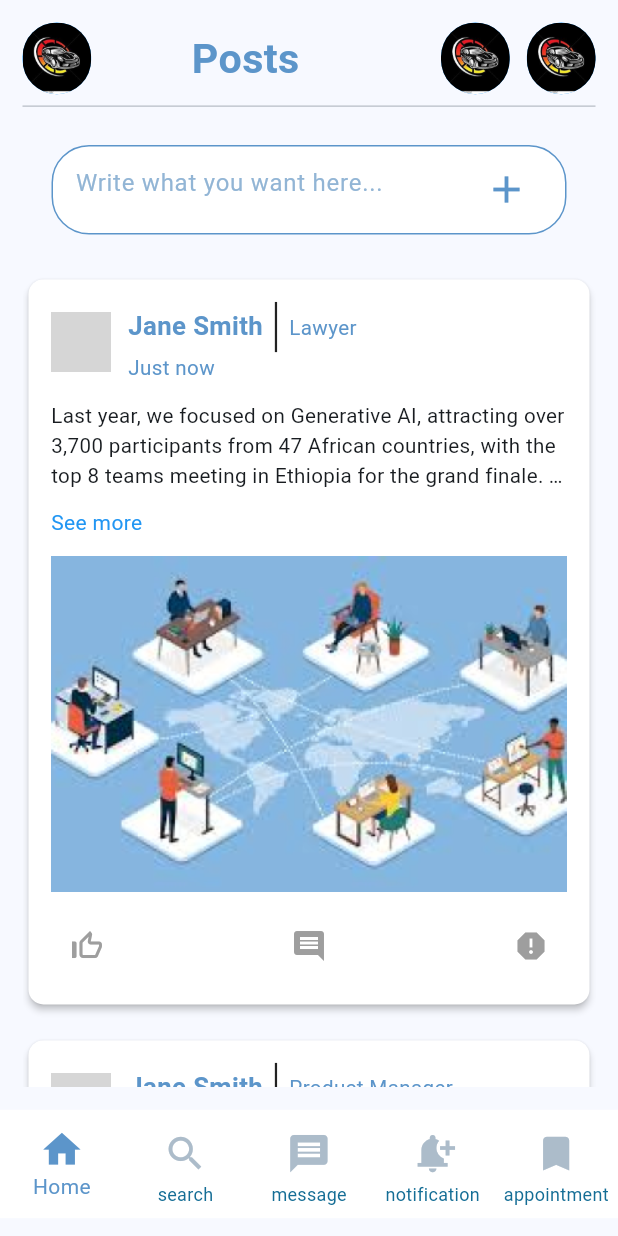
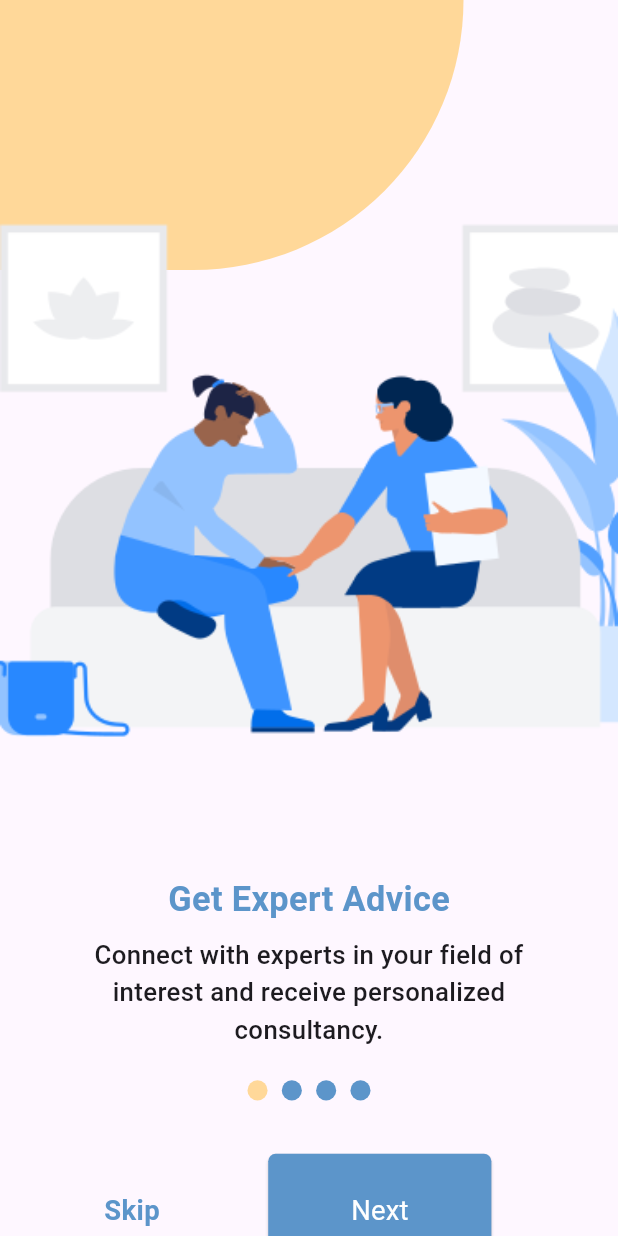
Before and after one commit to Etsub622/ExpertEase, a Flutter app: the screen it shows after launch, on a phone screen of 412 x 824 dp. Run offline on Flutter 3.47's test engine with Material 3 defaults, Android fonts, the phone set to English and light mode, and no system bars; our stand-ins replace flutter_screenutil, go_router, responsive_sizer; grey boxes are pictures that could not be loaded.

Commit message:
implement splash screens

```diff
--- a/lib/core/colors/colors.dart
+++ b/lib/core/colors/colors.dart
@@ -3,6 +3,6 @@ import 'package:flutter/material.dart';
 
 class ThemeColors {
   static const Color primary = Color(0xff5C95CA);
-  static const Color yellowSecondary = Color(0xffFFC107);
+  static const Color yellowSecondary = Color(0xffFFD899);
   static const Color buttonColor = Color(0xff146D95);
 }
--- a/lib/core/routes/path.dart
+++ b/lib/core/routes/path.dart
@@ -4,4 +4,11 @@ class AppPath {
   static const register = '/register';
   static const profile = '/profile';
   static const appointment = '/appointment';
+  static const upcoming = '/upcoming';
+  static const cancelled = '/cancelled';
+  static const appointmentScreen = '/appointmentScreen';
+  static const onboard1 = '/onboard1';
+  static const onboard2 = '/onboard2';
+  static const onboard3 = '/onboard3';
+  static const onboard4 = '/onboard4';
 }
--- a/lib/core/routes/router_config.dart
+++ b/lib/core/routes/router_config.dart
@@ -1,16 +1,44 @@
 import 'package:expertease/core/routes/path.dart';
 import 'package:expertease/features/Feed/presentation/pages/feed_page.dart';
+import 'package:expertease/features/Splash_screens/presentation/pages/onboard1.dart';
+import 'package:expertease/features/Splash_screens/presentation/pages/onboard2.dart';
+import 'package:expertease/features/Splash_screens/presentation/pages/onboard3.dart';
+import 'package:expertease/features/Splash_screens/presentation/pages/onboard4.dart';
 import 'package:flutter/material.dart';
 import 'package:go_router/go_router.dart';
 
 class AppRouter {
   static final GoRouter router =
-      GoRouter(initialLocation: AppPath.home, routes: <GoRoute>[
+      GoRouter(initialLocation: AppPath.onboard1, routes: <GoRoute>[
     GoRoute(
         path: AppPath.home,
         name: AppPath.home,
         builder: (BuildContext context, GoRouterState state) {
           return FeedPage();
         }),
+    GoRoute(
+        path: AppPath.onboard1,
+        name: AppPath.onboard1,
+        builder: (BuildContext context, GoRouterState state) {
+          return OnboardOne();
+        }),
+    GoRoute(
+        path: AppPath.onboard2,
+        name: AppPath.onboard2,
+        builder: (BuildContext context, GoRouterState state) {
+          return OnBoardTwo();
+        }),
+    GoRoute(
+        path: AppPath.onboard3,
+        name: AppPath.onboard3,
+        builder: (BuildContext context, GoRouterState state) {
+          return OnBoardThree();
+        }),
+    GoRoute(
+        path: AppPath.onboard4,
+        name: AppPath.onboard4,
+        builder: (BuildContext context, GoRouterState state) {
+          return onBoardFour();
+        }),
   ]);
 }
--- /dev/null
+++ b/lib/features/Splash_screens/presentation/pages/onboard1.dart
@@ -0,0 +1,77 @@
+import 'package:expertease/core/colors/colors.dart';
+import 'package:expertease/core/routes/path.dart';
+import 'package:expertease/features/Splash_screens/presentation/widgets/circular_icons.dart';
+import 'package:expertease/features/Splash_screens/presentation/widgets/custom_splash.dart';
+import 'package:expertease/features/Splash_screens/presentation/widgets/next_button.dart';
+import 'package:flutter/cupertino.dart';
+import 'package:flutter/material.dart';
+import 'package:flutter_screenutil/flutter_screenutil.dart';
+import 'package:go_router/go_router.dart';
+
+class OnboardOne extends StatelessWidget {
+  const OnboardOne({super.key});
+
+  List<Widget> _buildPageIndicator() {
+    return [
+      CircularIndicator(isActive: true),
+      CircularIndicator(isActive: false),
+      CircularIndicator(isActive: false),
+      CircularIndicator(isActive: false),
+    ];
+  }
+
+  @override
+  Widget build(BuildContext context) {
+    return Scaffold(
+      body: SingleChildScrollView(
+        child: Column(
+          children: [
+            CustomSplash(
+              mainText: 'Get Expert Advice',
+              subText:
+                  'Connect with experts in your field of interest and receive personalized consultancy.',
+              image: 'assets/images/onboarding1.png',
+            ),
+            SizedBox(
+              height: 20.h,
+            ),
+            Row(
+              mainAxisAlignment: MainAxisAlignment.center,
+              children: _buildPageIndicator(),
+            ),
+            SizedBox(
+              height: 20.h,
+            ),
+            Row(
+              mainAxisAlignment: MainAxisAlignment.center,
+              children: [
+                GestureDetector(
+                  onTap: () {
+                    (context.go(AppPath.home));
+                  },
+                  child: Text(
+                    'Skip',
+                    style: TextStyle(
+                      color: ThemeColors.primary,
+                      fontSize: 16.sp,
+                      fontWeight: FontWeight.w600,
+                    ),
+                  ),
+                ),
+                SizedBox(
+                  width: 50.w,
+                ),
+                NextButton(
+                  text: 'Next',
+                  onTap: () {
+                    (context.go(AppPath.onboard2));
+                  },
+                ),
+              ],
+            ),
+          ],
+        ),
+      ),
+    );
+  }
+}
--- /dev/null
+++ b/lib/features/Splash_screens/presentation/widgets/circular_icons.dart
@@ -0,0 +1,22 @@
+import 'package:expertease/core/colors/colors.dart';
+import 'package:flutter/material.dart';
+import 'package:flutter_screenutil/flutter_screenutil.dart';
+
+class CircularIndicator extends StatelessWidget {
+  final bool isActive;
+
+  const CircularIndicator({Key? key, required this.isActive}) : super(key: key);
+
+  @override
+  Widget build(BuildContext context) {
+    return Container(
+      margin: EdgeInsets.symmetric(horizontal: 4.0),
+      width: 13.0.w,
+      height: 13.0.h,
+      decoration: BoxDecoration(
+        shape: BoxShape.circle,
+        color: isActive ? ThemeColors.yellowSecondary : ThemeColors.primary,
+      ),
+    );
+  }
+}
--- /dev/null
+++ b/lib/features/Splash_screens/presentation/widgets/custom_splash.dart
@@ -0,0 +1,75 @@
+import 'package:expertease/core/colors/colors.dart';
+import 'package:flutter/cupertino.dart';
+import 'package:flutter/material.dart';
+import 'package:flutter/widgets.dart';
+import 'package:flutter_screenutil/flutter_screenutil.dart';
+
+class CustomSplash extends StatelessWidget {
+  final String mainText;
+  final String subText;
+  final String image;
+  const CustomSplash({
+    super.key,
+    required this.mainText,
+    required this.image,
+    required this.subText,
+  });
+
+  @override
+  Widget build(BuildContext context) {
+    return Column(
+      children: [
+        Stack(
+          children: [
+            Align(
+              alignment: Alignment.topLeft,
+              child: Container(
+                height: 180,
+                width: 270.w,
+                decoration: BoxDecoration(
+                  color: ThemeColors.yellowSecondary,
+                  borderRadius: BorderRadius.only(
+                    bottomRight: Radius.circular(320),
+                  ),
+                ),
+              ),
+            ),
+            Align(
+              alignment: Alignment.bottomCenter,
+              child: Container(
+                margin: EdgeInsets.only(top: 80.h),
+                child: Image.asset(
+                  image,
+                  width: double.infinity,
+                  fit: BoxFit.cover,
+                ),
+              ),
+            ),
+          ],
+        ),
+        Text(
+          mainText,
+          style: TextStyle(
+            fontSize: 20.sp,
+            fontWeight: FontWeight.w600,
+            color: ThemeColors.primary,
+          ),
+        ),
+        SizedBox(
+          height: 8.h,
+        ),
+        Padding(
+          padding: const EdgeInsets.symmetric(horizontal: 40.0),
+          child: Text(
+            subText,
+            style: TextStyle(
+              fontSize: 15.sp,
+              fontWeight: FontWeight.w500,
+            ),
+            textAlign: TextAlign.center,
+          ),
+        ),
+      ],
+    );
+  }
+}
--- /dev/null
+++ b/lib/features/Splash_screens/presentation/widgets/next_button.dart
@@ -0,0 +1,43 @@
+import 'package:expertease/core/colors/colors.dart';
+import 'package:flutter/material.dart';
+import 'package:flutter_screenutil/flutter_screenutil.dart';
+
+class NextButton extends StatelessWidget {
+  final String text;
+  final double widths;
+  final Function() onTap;
+
+  const NextButton(
+      {super.key, required this.text, required this.onTap, this.widths = 130});
+
+  @override
+  Widget build(BuildContext context) {
+    return Padding(
+      padding: const EdgeInsets.all(15.0),
+      child: Align(
+        alignment: Alignment.bottomRight,
+        child: SizedBox(
+          width: widths.w,
+          child: ElevatedButton(
+            onPressed: onTap,
+            style: ElevatedButton.styleFrom(
+              backgroundColor: ThemeColors.primary,
+              padding: EdgeInsets.symmetric(horizontal: 30, vertical: 25),
+              shape: RoundedRectangleBorder(
+                borderRadius: BorderRadius.circular(5),
+              ),
+            ),
+            child: Text(
+              text,
+              style: TextStyle(
+                color: Colors.white,
+                fontWeight: FontWeight.w400,
+                fontSize: 16.sp,
+              ),
+            ),
+          ),
+        ),
+      ),
+    );
+  }
+}
--- a/lib/main.dart
+++ b/lib/main.dart
@@ -1,7 +1,9 @@
 import 'package:expertease/core/colors/colors.dart';
-import 'package:expertease/features/Feed/presentation/pages/feed_page.dart';
+import 'package:expertease/core/routes/router_config.dart';
+import 'package:expertease/features/Splash_screens/presentation/pages/onboard1.dart';
 import 'package:flutter/material.dart';
 import 'package:flutter_screenutil/flutter_screenutil.dart';
+import 'package:responsive_sizer/responsive_sizer.dart';
 
 void main() {
   runApp(const MyApp());
@@ -12,19 +14,16 @@ class MyApp extends StatelessWidget {
 
   @override
   Widget build(BuildContext context) {
-    return ScreenUtilInit(
-      designSize: const Size(360, 690),
-      builder: (context, child) {
-        return MaterialApp(
-          title: 'ExpertEase',
-          debugShowCheckedModeBanner: false,
-          theme: ThemeData(
-            colorScheme: ColorScheme.fromSeed(seedColor: ThemeColors.primary),
-            useMaterial3: true,
-          ),
-          home: const FeedPage(),
-        );
-      },
-    );
+    return ResponsiveSizer(builder: (context, orientation, screenType) {
+      return ScreenUtilInit(
+        designSize: const Size(360, 800),
+        builder: (BuildContext context, Widget? child) {
+          return MaterialApp.router(
+              routerConfig: AppRouter.router,
+              debugShowCheckedModeBanner: false,
+              title: 'ExpertEase');
+        },
+      );
+    });
   }
 }
--- a/pubspec.yaml
+++ b/pubspec.yaml
@@ -36,6 +36,7 @@ dependencies:
   cupertino_icons: ^1.0.6
   go_router: ^13.2.2
   flutter_screenutil: ^5.9.3
+  responsive_sizer: ^3.3.0+1
 
 dev_dependencies:
   flutter_test:
```
Also changed, not shown: lib/features/Splash_screens/presentation/pages/onboard2.dart (added, +76 -0 lines), lib/features/Splash_screens/presentation/pages/onboard3.dart (added, +76 -0 lines), lib/features/Splash_screens/presentation/pages/onboard4.dart (added, +58 -0 lines), pubspec.lock.
